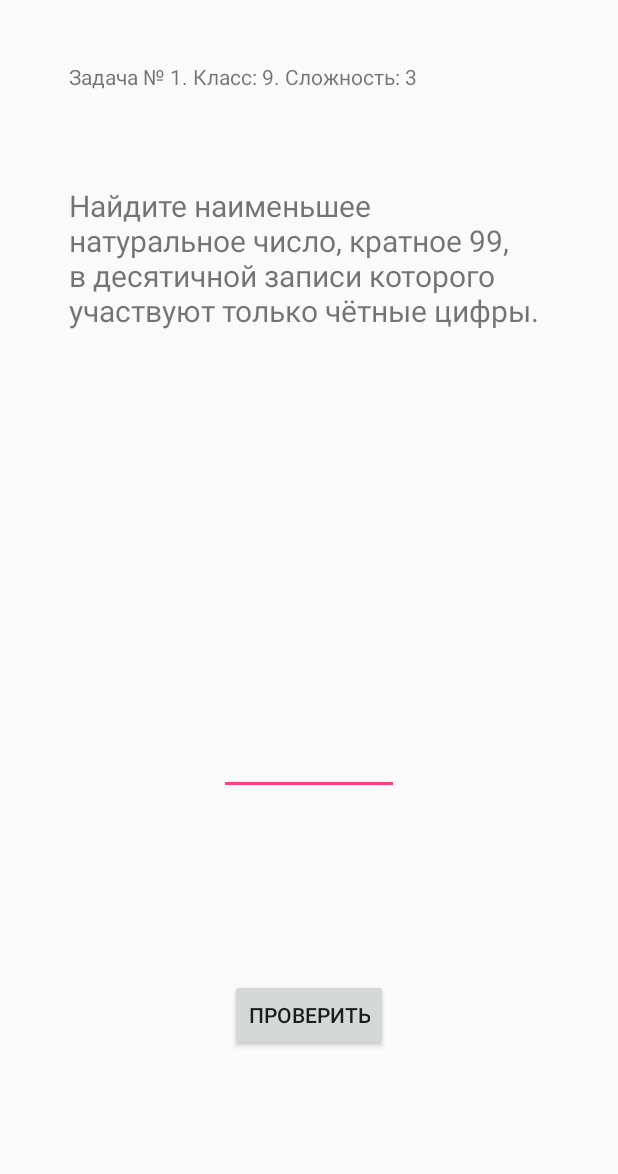
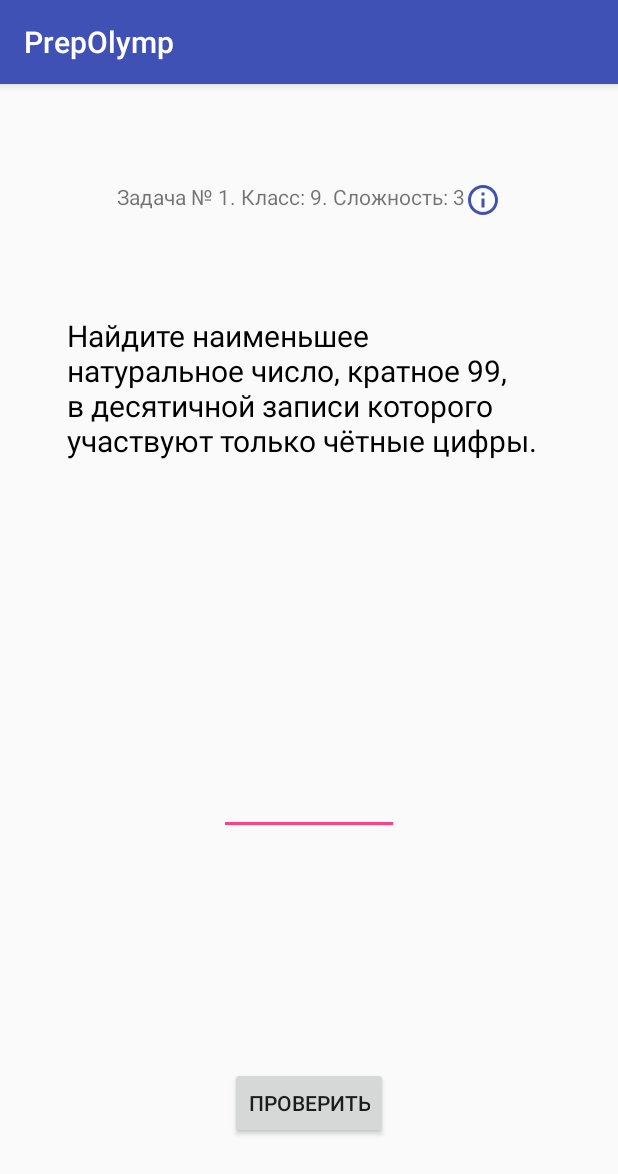
Before and after one commit to matveevk/PrepOlymp, an Android app: the screen it shows after launch (ProblemActivity), on a phone screen of 412 x 824 dp. Shown: the top 1174 px of the screen. Run offline under Robolectric (Android 15) with nearby library versions, the phone set to English and light mode, and no system bars.

Commit message:
ProblemInfo. Link ProblemInfo to ProblemView.

```diff
--- a/app/build.gradle
+++ b/app/build.gradle
@@ -10,6 +10,9 @@ android {
         versionCode 1
         versionName "1.0"
         testInstrumentationRunner "android.support.test.runner.AndroidJUnitRunner"
+        vectorDrawables {
+            useSupportLibrary = true
+        }
     }
     buildTypes {
         release {
@@ -26,5 +29,6 @@ dependencies {
     })
     compile 'com.android.support:appcompat-v7:23.4.0'
     compile 'com.android.support.constraint:constraint-layout:1.0.2'
+    compile 'com.android.support:design:23.4.0'
     testCompile 'junit:junit:4.12'
 }
--- a/app/src/main/java/com/example/root/prepolymp/ProblemActivity.java
+++ b/app/src/main/java/com/example/root/prepolymp/ProblemActivity.java
@@ -1,16 +1,20 @@
 package com.example.root.prepolymp;
 
 import android.app.Activity;
+import android.content.Intent;
 import android.graphics.Color;
 import android.os.Bundle;
+import android.support.v7.app.AppCompatActivity;
 import android.view.View;
 import android.widget.Button;
 import android.widget.EditText;
+import android.widget.ImageButton;
+import android.widget.LinearLayout;
 import android.widget.TextView;
 
 import org.w3c.dom.Text;
 
-public class ProblemActivity extends Activity {
+public class ProblemActivity extends AppCompatActivity {
 
     // id, text, answer, form, difficulty, origins
 
@@ -18,17 +22,36 @@ public class ProblemActivity extends Activity {
     protected void onCreate(Bundle savedInstanceState) {
         super.onCreate(savedInstanceState);
         setContentView(R.layout.problem_view);
+
+
+        /*
+        // stretching the linearLayout to what we need (and problemText)
+        LinearLayout linearLayout = (LinearLayout)findViewById(R.id.linearLayoutProblemInfo);
+        int width = getResources().getDisplayMetrics().widthPixels / 10 * 9;
+        int height = linearLayout.getHeight();
+        linearLayout.setLayoutParams(new LinearLayout.LayoutParams(width, height));
+        TextView tv = (TextView)findViewById(R.id.problemText);
+        tv.setWidth(width);
+        */
+
         Problem problem = new Problem(1, "Найдите наименьшее натуральное число, кратное 99, в десятичной записи которого участвуют только чётные цифры.", "228888");
 
         showProblem(problem);
 
+        ImageButton infoImageButton = (ImageButton)findViewById(R.id.infoImageButton);
+        infoImageButton.setOnClickListener(new View.OnClickListener() {
+            @Override
+            public void onClick(View view) {
+                Intent intent = new Intent(view.getContext(), ProblemInfo.class);
+                view.getContext().startActivity(intent);
+            }
+        });
+
         checkAns(problem);
-
-
     }
 
     public void showProblem(Problem problem) {
-        TextView problemText = (TextView)findViewById(R.id.problemView);
+        TextView problemText = (TextView)findViewById(R.id.problemText);
         problemText.setText(problem.text);
         TextView problemInfo = (TextView)findViewById(R.id.problemInfo);
         problemInfo.setText(getString(R.string.problem_data, problem.id, problem.form, problem.diff));
--- /dev/null
+++ b/app/src/main/res/drawable/ic_info_outline_black_24px.xml
@@ -0,0 +1,9 @@
+<vector xmlns:android="http://schemas.android.com/apk/res/android"
+        android:width="24dp"
+        android:height="24dp"
+        android:viewportWidth="24.0"
+        android:viewportHeight="24.0">
+    <path
+        android:pathData="M11,17h2v-6h-2v6zM12,2C6.48,2 2,6.48 2,12s4.48,10 10,10 10,-4.48 10,-10S17.52,2 12,2zM12,20c-4.41,0 -8,-3.59 -8,-8s3.59,-8 8,-8 8,3.59 8,8 -3.59,8 -8,8zM11,9h2L13,7h-2v2z"
+        android:fillColor="#3F51B5"/>
+</vector>
--- a/app/src/main/res/layout/problem_view.xml
+++ b/app/src/main/res/layout/problem_view.xml
@@ -5,18 +5,21 @@
     xmlns:app="http://schemas.android.com/apk/res-auto"
     android:layout_width="match_parent"
     android:layout_height="match_parent"
-    tools:context="com.example.root.prepolymp.ProblemActivity">
+    tools:context="com.example.root.prepolymp.ProblemActivity"
+    tools:layout_editor_absoluteY="81dp"
+    tools:layout_editor_absoluteX="0dp">
 
     <TextView
-        android:id="@+id/problemView"
-        android:layout_width="320dp"
-        android:layout_height="244dp"
+        android:id="@+id/problemText"
+        android:layout_width="323dp"
+        android:layout_height="242dp"
         android:textSize="20sp"
+        android:textColor="@android:color/black"
         android:text="@string/problem_text"
-        app:layout_constraintRight_toRightOf="parent"
-        app:layout_constraintLeft_toLeftOf="parent"
+        app:layout_constraintTop_toBottomOf="@+id/linearLayoutProblemInfo"
         app:layout_constraintBottom_toTopOf="@+id/insertAnswer"
-        app:layout_constraintTop_toTopOf="parent" />
+        app:layout_constraintLeft_toLeftOf="@+id/vertical_hl_3"
+        app:layout_constraintRight_toLeftOf="@+id/vertical_hl_4" />
 
     <EditText
         android:id="@+id/insertAnswer"
@@ -24,32 +27,54 @@
         android:layout_height="39dp"
         android:ems="10"
         android:inputType="number"
-        app:layout_constraintRight_toRightOf="parent"
-        app:layout_constraintLeft_toLeftOf="parent"
-        app:layout_constraintBottom_toTopOf="@+id/checkButton"
-        app:layout_constraintTop_toBottomOf="@+id/problemView"
-        app:layout_constraintHorizontal_bias="0.500" />
+        app:layout_constraintTop_toBottomOf="@+id/problemText"
+        app:layout_constraintBottom_toTopOf="@+id/checkResult"
+        app:layout_constraintLeft_toLeftOf="@+id/vertical_hl_3"
+        app:layout_constraintRight_toLeftOf="@+id/vertical_hl_4" />
 
     <Button
         android:id="@+id/checkButton"
         android:layout_width="wrap_content"
         android:layout_height="wrap_content"
         android:text="@string/check_button"
-        app:layout_constraintRight_toRightOf="parent"
-        app:layout_constraintLeft_toLeftOf="parent"
+
+        app:layout_constraintTop_toBottomOf="@+id/checkResult"
         app:layout_constraintBottom_toBottomOf="parent"
-        app:layout_constraintTop_toBottomOf="@+id/insertAnswer" />
+        app:layout_constraintLeft_toLeftOf="@+id/vertical_hl_3"
+        app:layout_constraintRight_toLeftOf="@+id/vertical_hl_4" />
 
-    <TextView
-        android:id="@+id/problemInfo"
-        android:layout_width="320dp"
-        android:layout_height="40dp"
-        android:text="@string/problem_info"
-        app:layout_constraintBottom_toTopOf="@+id/problemView"
+
+    <!-- TODO: the actual LinearLayout width is set in onCreate -->
+    <LinearLayout
+        android:id="@+id/linearLayoutProblemInfo"
+        android:layout_width="wrap_content"
+        android:layout_height="wrap_content"
+        app:layout_constraintBottom_toTopOf="@id/problemText"
         app:layout_constraintTop_toTopOf="parent"
-        app:layout_constraintRight_toRightOf="parent"
-        app:layout_constraintLeft_toLeftOf="parent"
-        app:layout_constraintVertical_bias="0.5" />
+        app:layout_constraintLeft_toLeftOf="@id/vertical_hl_3"
+        app:layout_constraintRight_toRightOf="@id/vertical_hl_4">
+
+        <TextView
+                android:id="@+id/problemInfo"
+                android:layout_width="wrap_content"
+                android:layout_height="match_parent"
+                android:text="@string/problem_info"
+                app:layout_constraintTop_toTopOf="parent"
+                app:layout_constraintBottom_toBottomOf="parent"/>
+
+        <ImageButton
+            android:contentDescription="i"
+            android:id="@+id/infoImageButton"
+            android:layout_width="24dp"
+            android:layout_height="24dp"
+            app:layout_constraintTop_toTopOf="parent"
+            app:layout_constraintBottom_toBottomOf="parent"
+            app:layout_constraintRight_toRightOf="parent"
+            android:tint="#3F51B5"
+            android:backgroundTint="#FFFFFF"
+            app:srcCompat="@drawable/ic_info_outline_black_24px" />
+
+    </LinearLayout>
 
     <TextView
         android:id="@+id/checkResult"
@@ -57,9 +82,27 @@
         android:layout_height="wrap_content"
         android:text=""
         android:textSize="18sp"
-        app:layout_constraintRight_toRightOf="parent"
-        app:layout_constraintLeft_toLeftOf="parent"
+        app:layout_constraintTop_toBottomOf="@+id/insertAnswer"
         app:layout_constraintBottom_toTopOf="@+id/checkButton"
-        app:layout_constraintTop_toBottomOf="@+id/insertAnswer" />
+        app:layout_constraintLeft_toLeftOf="@+id/vertical_hl_3"
+        app:layout_constraintRight_toLeftOf="@+id/vertical_hl_4" />
+
+    <android.support.constraint.Guideline
+        android:layout_width="wrap_content"
+        android:layout_height="wrap_content"
+        android:id="@+id/vertical_hl_3"
+        android:orientation="vertical"
+        app:layout_constraintGuide_percent="0.05"
+        tools:layout_editor_absoluteY="0dp"
+        tools:layout_editor_absoluteX="19dp" />
+
+    <android.support.constraint.Guideline
+        android:layout_width="wrap_content"
+        android:layout_height="wrap_content"
+        android:id="@+id/vertical_hl_4"
+        android:orientation="vertical"
+        app:layout_constraintGuide_percent="0.95"
+        tools:layout_editor_absoluteY="0dp"
+        tools:layout_editor_absoluteX="365dp" />
 
 </android.support.constraint.ConstraintLayout>
--- /dev/null
+++ b/app/src/main/res/values/dimens.xml
@@ -0,0 +1,3 @@
+<resources>
+    <dimen name="fab_margin">16dp</dimen>
+</resources>
--- a/app/src/main/res/values/strings.xml
+++ b/app/src/main/res/values/strings.xml
@@ -6,4 +6,7 @@
     <string name="problem_info">Информация о задаче</string>
 
     <string name="problem_data" formatted="false">Задача № %d. Класс: %d. Сложность: %d</string>
+    <string name="title_activity_problem_info">ProblemInfo</string>
+
+    <string name="problem_no">Новая активность запущена!</string>
 </resources>
--- a/app/src/main/res/values/styles.xml
+++ b/app/src/main/res/values/styles.xml
@@ -8,4 +8,13 @@
         <item name="colorAccent">@color/colorAccent</item>
     </style>
 
+    <style name="AppTheme.NoActionBar">
+        <item name="windowActionBar">false</item>
+        <item name="windowNoTitle">true</item>
+    </style>
+
+    <style name="AppTheme.AppBarOverlay" parent="ThemeOverlay.AppCompat.Dark.ActionBar" />
+
+    <style name="AppTheme.PopupOverlay" parent="ThemeOverlay.AppCompat.Light" />
+
 </resources>
```
Also changed, not shown: app/src/main/AndroidManifest.xml (+7 -3 lines), app/src/main/java/com/example/root/prepolymp/ProblemInfo.java (added, +24 -0 lines), app/src/main/res/layout/activity_problem_info.xml (added, +35 -0 lines), app/src/main/res/layout/content_problem_info.xml (added, +43 -0 lines), app/src/main/ic_information-web.png (added), app/src/main/res/mipmap-hdpi/ic_information.png (added), app/src/main/res/mipmap-mdpi/ic_information.png (added), app/src/main/res/mipmap-xhdpi/ic_information.png (added), app/src/main/res/mipmap-xxhdpi/ic_information.png (added), app/src/main/res/mipmap-xxxhdpi/ic_information.png (added).
